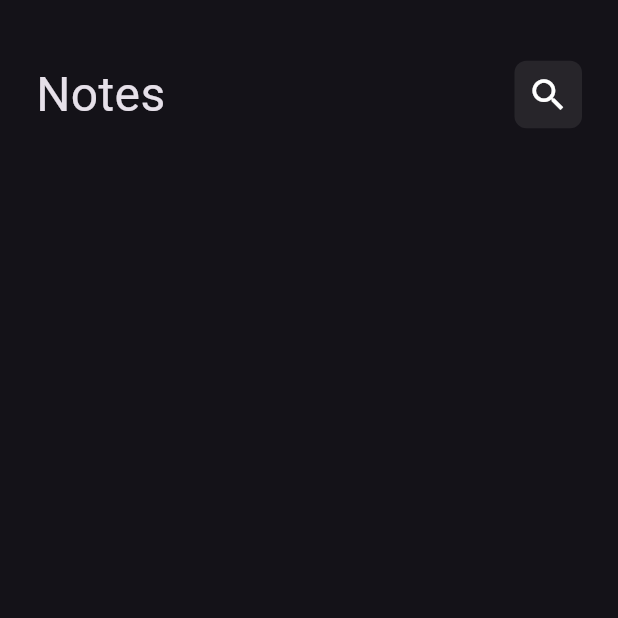
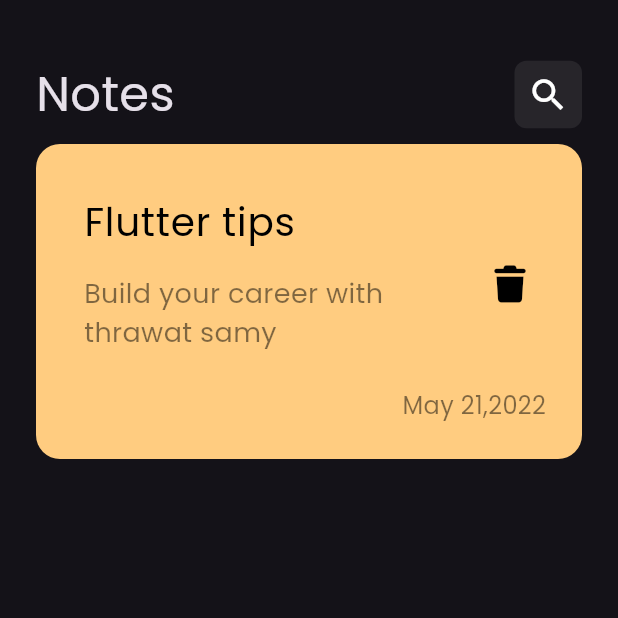
Before and after one commit to Mohamed68Mohamed68/notes_app, a Flutter app: the screen it shows after launch, on a phone screen of 412 x 824 dp, the top half of it. Run offline on Flutter 3.47's test engine with Material 3 defaults, Android fonts, the phone set to English and light mode, and no system bars; our stand-ins replace font_awesome_flutter.

Commit message:
create custom note item

```diff
--- a/lib/main.dart
+++ b/lib/main.dart
@@ -11,7 +11,7 @@ class NotesApp extends StatelessWidget {
   @override
   Widget build(BuildContext context) {
     return MaterialApp(
-      theme: ThemeData(brightness: Brightness.dark),
+      theme: ThemeData(brightness: Brightness.dark, fontFamily: 'Poppins'),
       home: NotesView(),
     );
   }
--- /dev/null
+++ b/lib/views/widgets/custom_note_item.dart
@@ -0,0 +1,68 @@
+import 'package:flutter/material.dart';
+import 'package:font_awesome_flutter/font_awesome_flutter.dart';
+
+class NoteItem extends StatelessWidget {
+  const NoteItem({super.key});
+
+  @override
+  Widget build(BuildContext context) {
+    return Container(
+      padding: EdgeInsets.only(
+        top: 24,
+        bottom: 24,
+        left: 16,
+      ),
+      decoration: BoxDecoration(
+        color: Color(0xffFFCC80),
+        borderRadius: BorderRadius.circular(16),
+      ),
+      child: Column(
+        crossAxisAlignment: CrossAxisAlignment.end,
+        children: [
+          ListTile(
+            title: Text(
+              'Flutter tips',
+              style: TextStyle(
+                fontSize: 26,
+                color: Colors.black,
+              ),
+            ),
+            subtitle: Padding(
+              padding: const EdgeInsets.only(
+                top: 16,
+                bottom: 16,
+              ),
+              child: Text(
+                'Build your career with thrawat samy',
+                style: TextStyle(
+                  fontSize: 18,
+                  color: Colors.black.withValues(alpha: 0.5),
+                ),
+              ),
+            ),
+            trailing: IconButton(
+              onPressed: () {},
+              icon: Icon(
+                FontAwesomeIcons.trash,
+                color: Colors.black,
+                size: 24,
+              ),
+            ),
+          ),
+          Padding(
+            padding: const EdgeInsets.only(
+              right: 24,
+            ),
+            child: Text(
+              'May 21,2022',
+              style: TextStyle(
+                color: Colors.black.withValues(alpha: .5),
+                fontSize: 16,
+              ),
+            ),
+          ),
+        ],
+      ),
+    );
+  }
+}
--- a/lib/views/widgets/notes_view_body.dart
+++ b/lib/views/widgets/notes_view_body.dart
@@ -1,5 +1,6 @@
 import 'package:flutter/material.dart';
 import 'package:notes_app/views/widgets/custom_app_bar.dart';
+import 'package:notes_app/views/widgets/custom_note_item.dart';
 
 class NotesViewBody extends StatelessWidget {
   const NotesViewBody({super.key});
@@ -14,6 +15,10 @@ class NotesViewBody extends StatelessWidget {
             height: 40,
           ),
           CustomAppBar(),
+          SizedBox(
+            height: 10,
+          ),
+          NoteItem(),
         ],
       ),
     );
```
Also changed, not shown: pubspec.yaml (+6 -11 lines), assets/fonts/Poppins-Regular.ttf (added), pubspec.lock.
